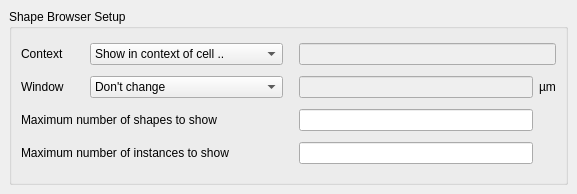
Before: the Qt Designer form src/layui/layui/BrowseShapesConfigPage.ui in KLayout/klayout, drawn with Qt 5.
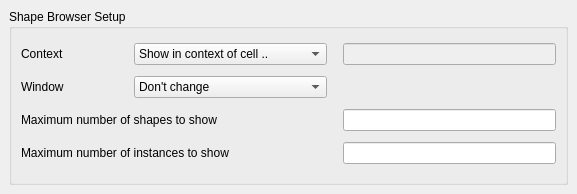
After: the same form once the commit is applied. Custom widgets are drawn as their Qt base class.

Commit message: Implemented relative margin for shape and instance browser

```diff
--- a/src/layui/layui/BrowseShapesConfigPage.ui
+++ b/src/layui/layui/BrowseShapesConfigPage.ui
@@ -31,31 +31,14 @@
       <property name="spacing" >
        <number>6</number>
       </property>
-      <item row="1" column="4" >
-       <widget class="QLabel" name="textLabel2" >
-        <property name="text" >
-         <string>µm</string>
-        </property>
-       </widget>
-      </item>
-      <item row="1" column="3" >
-       <widget class="QLineEdit" name="le_window" >
-        <property name="enabled" >
+      <item row="0" column="3" colspan="2">
+       <widget class="QLineEdit" name="le_cell_name">
+        <property name="enabled">
          <bool>false</bool>
         </property>
        </widget>
       </item>
-      <item row="0" column="3" colspan="2" >
-       <widget class="QLineEdit" name="le_cell_name" >
-        <property name="enabled" >
-         <bool>false</bool>
-        </property>
-       </widget>
-      </item>
-      <item row="2" column="3" >
-       <widget class="QLineEdit" name="le_max_shapes" />
-      </item>
-      <item row="0" column="2" >
+      <item row="0" column="2">
        <spacer>
         <property name="orientation" >
          <enum>Qt::Horizontal</enum>
@@ -106,12 +89,9 @@
         </item>
        </widget>
       </item>
-      <item row="3" column="3" >
-       <widget class="QLineEdit" name="le_max_inst" />
-      </item>
-      <item row="2" column="0" colspan="2" >
-       <widget class="QLabel" name="label" >
-        <property name="text" >
+      <item row="2" column="0" colspan="2">
+       <widget class="QLabel" name="label">
+        <property name="text">
          <string>Maximum number of shapes to show</string>
         </property>
        </widget>
@@ -166,12 +146,29 @@
         </property>
        </widget>
       </item>
+      <item row="1" column="3" colspan="2">
+       <widget class="lay::MarginWidget" name="mrg_window" native="true"/>
+      </item>
+      <item row="2" column="3" colspan="2">
+       <widget class="QLineEdit" name="le_max_shapes"/>
+      </item>
+      <item row="3" column="3" colspan="2">
+       <widget class="QLineEdit" name="le_max_inst"/>
+      </item>
      </layout>
     </widget>
    </item>
   </layout>
  </widget>
- <layoutdefault spacing="6" margin="11" />
+ <layoutdefault spacing="6" margin="11"/>
+ <customwidgets>
+  <customwidget>
+   <class>lay::MarginWidget</class>
+   <extends>QWidget</extends>
+   <header>layWidgets.h</header>
+   <container>1</container>
+  </customwidget>
+ </customwidgets>
  <resources/>
  <connections/>
 </ui>
```
Left out of the diff: 85 changed lines with no effect on the pictures. The commit also changes 8 other files.
